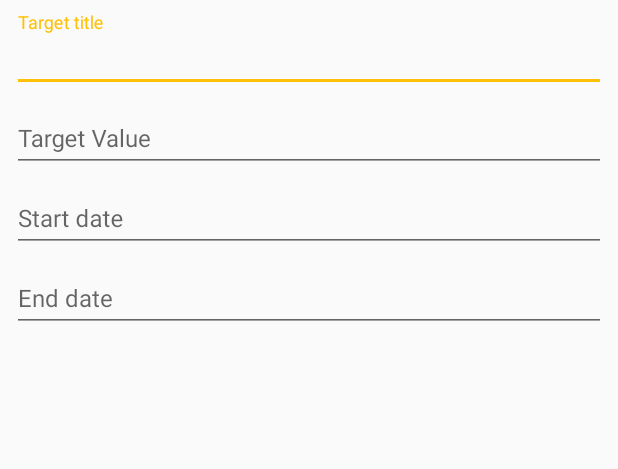
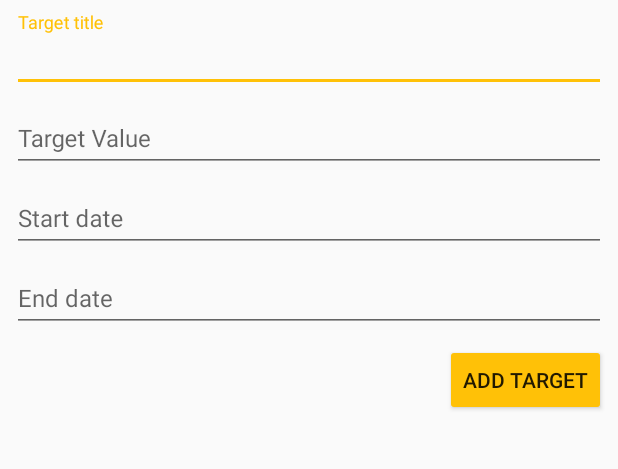
Before and after one commit to geronald10/Asumu, an Android app: the AddNewTargetActivity screen opened directly, with no data from a screen before it, on a phone screen of 412 x 824 dp, the part 84-553 px from its top. Run offline under Robolectric (Android 15) with nearby library versions, the phone set to English and light mode, and no system bars; our stand-ins replace Volley; libraries missing offline, so code that uses them is left out: cn.pedant.

Commit message:
Add new target ui - udah bisa add new target tanpa foto

```diff
--- a/app/src/main/AndroidManifest.xml
+++ b/app/src/main/AndroidManifest.xml
@@ -62,7 +62,7 @@
         <activity
             android:name=".ProfilActivity"
             android:label="Profil Pengguna" />
-        <activity android:name=".AddNewTargetActivity"></activity>
+        <activity android:name=".activity.AddNewTargetActivity"></activity>
     </application>
 
 </manifest>
--- a/app/src/main/java/net/ridhoperdana/asumu/AddNewTargetActivity.java
+++ /dev/null
@@ -1,117 +0,0 @@
-package net.ridhoperdana.asumu;
-
-import android.app.DatePickerDialog;
-import android.support.design.widget.TextInputLayout;
-import android.support.v7.app.AppCompatActivity;
-import android.os.Bundle;
-import android.util.Log;
-import android.view.View;
-import android.widget.DatePicker;
-import android.widget.EditText;
-
-import net.ridhoperdana.asumu.utility.AsumuSessionManager;
-
-import java.text.ParseException;
-import java.text.SimpleDateFormat;
-import java.util.Calendar;
-import java.util.Date;
-import java.util.HashMap;
-
-public class AddNewTargetActivity extends AppCompatActivity{
-
-    EditText inputStartDate;
-    long duration;
-    int normalExpense;
-    AsumuSessionManager sessionManager;
-
-    @Override
-    protected void onCreate(Bundle savedInstanceState) {
-        super.onCreate(savedInstanceState);
-        setContentView(R.layout.activity_add_new_target);
-        inputStartDate = (EditText)findViewById(R.id.input_target_startdate);
-        TextInputLayout title = (TextInputLayout) findViewById(R.id.input_layout_target_title);
-        EditText titleInput = (EditText)findViewById(R.id.input_target_title);
-        final EditText valueInput = (EditText)findViewById(R.id.input_target_value);
-        final EditText endDateInput = (EditText)findViewById(R.id.input_target_enddate);
-        sessionManager = new AsumuSessionManager(this);
-        HashMap<String, String> user;
-        user = sessionManager.getUserDetails();
-        Log.d("username: ", user.get("user_name"));
-
-        inputStartDate.setOnClickListener(new View.OnClickListener() {
-            @Override
-            public void onClick(View view) {
-                Log.d("date", "masuk");
-                DatePickerDialog.OnDateSetListener dateSetListener = new DatePickerDialog.OnDateSetListener() {
-                    @Override
-                    public void onDateSet(DatePicker datePicker, int year, int month, int day) {
-                        int s = month;
-                        String a = year+"-"+(s+1)+"-"+day;
-                        inputStartDate.setText(""+a);
-                    }
-                };
-
-                Calendar c = Calendar.getInstance();
-                int mYear = c.get(Calendar.YEAR);
-                int mMonth = c.get(Calendar.MONTH);
-                int mDay = c.get(Calendar.DAY_OF_MONTH);
-
-                DatePickerDialog d = new DatePickerDialog(AddNewTargetActivity.this, dateSetListener, mYear ,
-                        mMonth, mDay);
-                d.show();
-                }
-        });
-
-        endDateInput.setOnClickListener(new View.OnClickListener() {
-            @Override
-            public void onClick(View view) {
-                Log.d("enddate", "masuk");
-                DatePickerDialog.OnDateSetListener dateSetListener = new DatePickerDialog.OnDateSetListener() {
-                    @Override
-                    public void onDateSet(DatePicker datePicker, int year, int month, int day) {
-                        int s = month;
-                        String a = year+"-"+(s+1)+"-"+day;
-                        endDateInput.setText(""+a);
-                        duration = dateDiff(inputStartDate.getText().toString(), endDateInput.getText().toString());
-                        normalExpense = Integer.valueOf(valueInput.getText().toString())/(int)duration;
-                        Log.d("normal expense: ", String.valueOf(normalExpense));
-                    }
-                };
-
-                Calendar c = Calendar.getInstance();
-                int mYear = c.get(Calendar.YEAR);
-                int mMonth = c.get(Calendar.MONTH);
-                int mDay = c.get(Calendar.DAY_OF_MONTH);
-
-                DatePickerDialog d = new DatePickerDialog(AddNewTargetActivity.this, dateSetListener, mYear ,
-                        mMonth, mDay);
-                d.show();
-            }
-        });
-
-
-
-    }
-
-    public long dateDiff(String start, String end)
-    {
-        SimpleDateFormat startFormat = new SimpleDateFormat("yyyy-MM-dd");
-        SimpleDateFormat endFormat = new SimpleDateFormat("yyyy-MM-dd");
-        Date dstart = null;
-        Date dend = null;
-        try {
-            dstart = startFormat.parse(start);
-            dend = endFormat.parse(end);
-        } catch (ParseException e) {
-            e.printStackTrace();
-        }
-        Calendar startDate = Calendar.getInstance();
-        Calendar endDate = Calendar.getInstance();
-        startDate.setTime(dstart);
-        endDate.setTime(dend);
-        long diff = endDate.getTimeInMillis() - startDate.getTimeInMillis();
-        long days = diff / (24 * 60 * 60 * 1000);
-        return days;
-    }
-
-}
--- a/app/src/main/java/net/ridhoperdana/asumu/utility/NetworkUtils.java
+++ b/app/src/main/java/net/ridhoperdana/asumu/utility/NetworkUtils.java
@@ -8,4 +8,7 @@ public class NetworkUtils {
     public final static String LOGIN_ASUMU =
             "http://172.20.10.3:1234/Asumu/Services/login";
 
+    public final static String ADD_NEW_TARGET =
+            "http://172.20.10.3:1234/Asumu/Services/newTarget";
+
 }
--- a/app/src/main/res/layout/activity_add_new_target.xml
+++ b/app/src/main/res/layout/activity_add_new_target.xml
@@ -4,7 +4,7 @@
     xmlns:tools="http://schemas.android.com/tools"
     android:layout_width="match_parent"
     android:layout_height="match_parent"
-    tools:context="net.ridhoperdana.asumu.AddNewTargetActivity">
+    tools:context="net.ridhoperdana.asumu.activity.AddNewTargetActivity">
 
     <include
         android:id="@+id/toolbar"
@@ -91,4 +91,14 @@
 
     </android.support.design.widget.TextInputLayout>
 
+    <Button
+        android:layout_width="wrap_content"
+        android:layout_height="wrap_content"
+        app:layout_constraintTop_toBottomOf="@+id/input_layout_target_enddate"
+        android:layout_marginTop="8dp"
+        android:layout_marginRight="8dp"
+        app:layout_constraintRight_toRightOf="parent"
+        android:text="Add Target"
+        android:id="@+id/submit_new_target"/>
+
 </android.support.constraint.ConstraintLayout>
```
Also changed, not shown: app/src/main/java/net/ridhoperdana/asumu/activity/AddNewTargetActivity.java (added, +218 -0 lines), app/src/main/java/net/ridhoperdana/asumu/fragment/ItemHomeFragment.java (+1 -7 lines).
